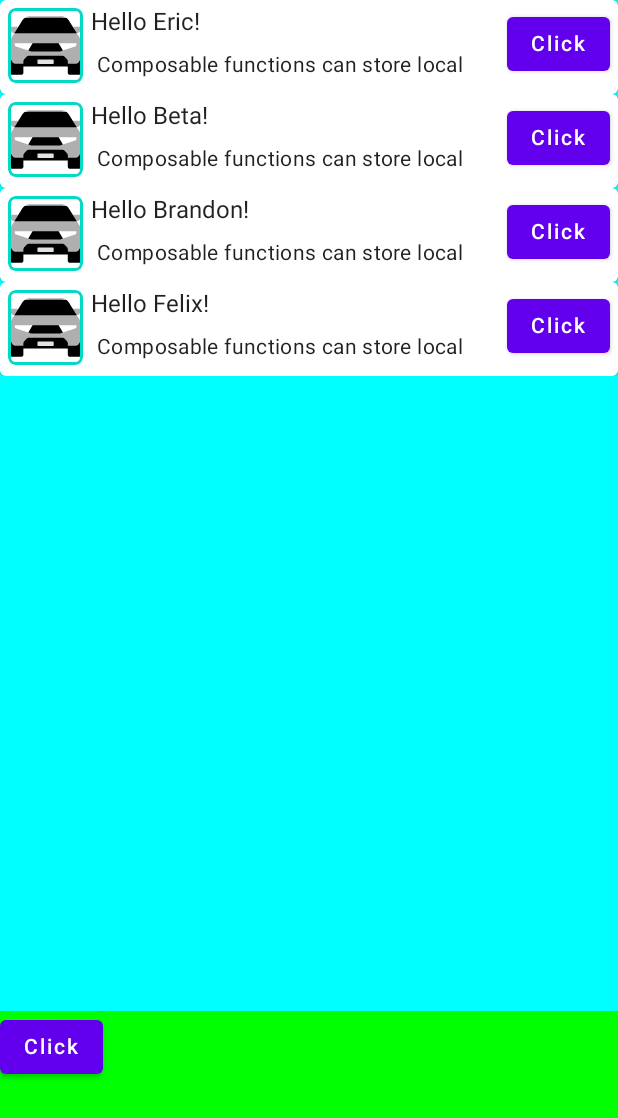
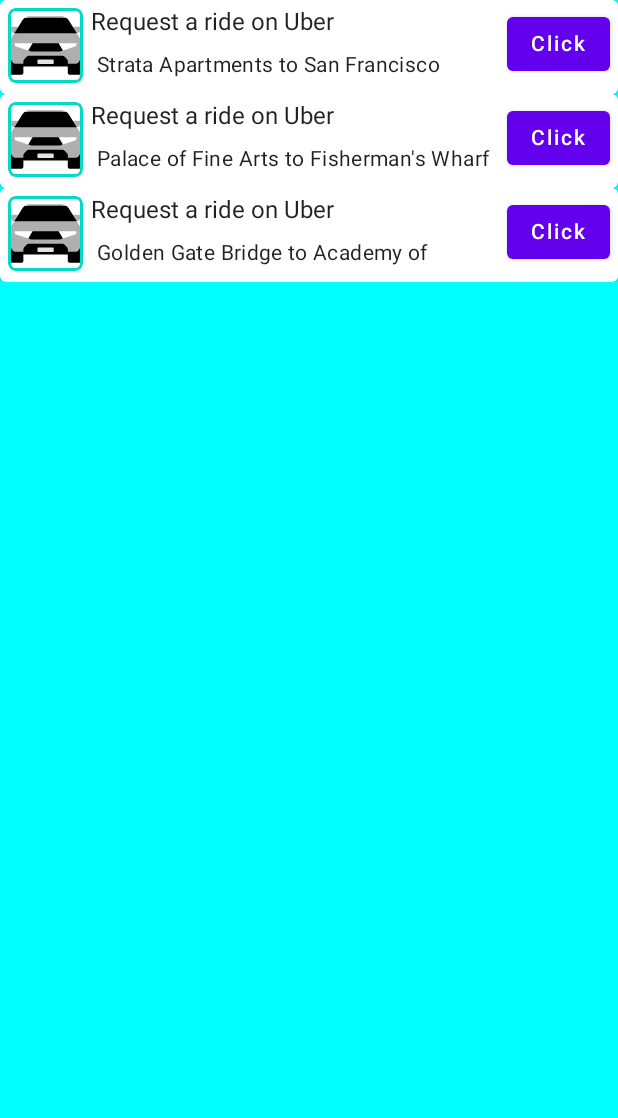
Before and after one commit to Ericliu001/my-compose, an Android app built with Jetpack Compose: the screen it shows after launch (MainActivity), on a phone screen of 412 x 824 dp. Shown: the top 1118 px of the screen. Run offline under Robolectric (Android 15) with nearby library versions, the phone set to English and light mode, and no system bars.

Commit message:
list works

```diff
--- a/app/src/main/java/com/example/mycompose/MainActivity.kt
+++ b/app/src/main/java/com/example/mycompose/MainActivity.kt
@@ -56,54 +56,45 @@ class MainActivity : ComponentActivity() {
 
 
 @Composable
-fun Container(buttonClicked: () -> Unit) {
+fun Container(buttonClicked: (Uri) -> Unit) {
     Column {
         Box(
             modifier = Modifier
                 .weight(1f)
                 .background(Color.Cyan)
         ) {
-            Conversation(buttonClicked)
-        }
-
-        Box(
-            modifier = Modifier
-                .height(150.dp)
-                .fillMaxWidth()
-                .background(Color.Green)
-        ) {
-            RequestButton(buttonClicked)
+            QuickNavigationList(buttonClicked)
         }
     }
 }
 
 
 @Composable
-fun RequestButton(buttonClicked: () -> Unit) {
+fun RequestButton(uri: Uri, buttonClicked: (Uri) -> Unit) {
     Button(
         modifier = Modifier.wrapContentSize(),
-        onClick = { buttonClicked() }) {
+        onClick = { buttonClicked(uri) }) {
         Text(text = "Click")
     }
 }
 
 
 @Composable
-fun Conversation(buttonClicked: () -> Unit) {
+fun QuickNavigationList(buttonClicked: (Uri) -> Unit) {
     LazyColumn {
 //        for (i in 0..4) {
 //            item {
 //                Greeting(name = "Eric")
 //            }
 //        }
-        items(listOf("Eric", "Beta", "Brandon", "Felix")) { element ->
-            Greeting(name = element, buttonClicked)
+        items(NavigationRepository().getNavigations()) { element ->
+            ShowQuickNavigation(quickNavigation = element, buttonClicked)
         }
     }
 }
 
 @Composable
-fun Greeting(name: String, buttonClicked: () -> Unit) {
+fun ShowQuickNavigation(quickNavigation: QuickNavigation, buttonClicked: (Uri) -> Unit) {
 
     var isExpanded by remember {
         mutableStateOf(false)
@@ -137,7 +128,7 @@ fun Greeting(name: String, buttonClicked: () -> Unit) {
                 .weight(1f)
                 .clickable { isExpanded = !isExpanded }) {
                 Text(
-                    text = "Hello $name!",
+                    text = quickNavigation.title,
                     style = typography.body1
                 )
 
@@ -148,11 +139,11 @@ fun Greeting(name: String, buttonClicked: () -> Unit) {
                     style = typography.body2,
                     modifier = Modifier.padding(4.dp),
                     maxLines = if (isExpanded) Int.MAX_VALUE else 1,
-                    text = "Composable functions can store local state in memory by using remember, and track changes to the value passed to mutableStateOf. Composables (and its children) using this state will get redrawn automatically when the value is updated. We call this recomposition.",
+                    text = quickNavigation.body,
                 )
             }
 
-            RequestButton(buttonClicked)
+            RequestButton(quickNavigation.uri, buttonClicked)
         }
     }
 }
--- /dev/null
+++ b/app/src/main/java/com/example/mycompose/NavigationRepository.kt
@@ -0,0 +1,30 @@
+package com.example.mycompose
+
+import android.net.Uri
+
+class NavigationRepository {
+    fun getNavigations(): List<QuickNavigation> {
+        return listOf(
+            QuickNavigation(
+                image = R.drawable.ic_badgessuvblack,
+                "Request a ride on Uber",
+                "Strata Apartments to San Francisco Marriott Marquis",
+                Uri.parse("https://m.uber.com/looking?drop%5B0%5D=%7B%22id%22%3A%22c8a04f89-375e-7cba-9545-b32f554276b4%22%2C%22addressLine1%22%3A%22San%20Francisco%20Marriott%20Marquis%22%2C%22addressLine2%22%3A%22780%20Mission%20St%2C%20San%20Francisco%2C%20California%22%2C%22provider%22%3A%22uber_places%22%2C%22locale%22%3A%22en-US%22%2C%22latitude%22%3A37.785023%2C%22longitude%22%3A-122.40481%7D&pickup=%7B%22label%22%3A%22%22%2C%22addressLine1%22%3A%22Strata%20Apartments%22%2C%22addressLine2%22%3A%22555%20Mission%20Rock%20St%2C%20San%20Francisco%2C%20California%22%2C%22latitude%22%3A37.7728338%2C%22longitude%22%3A-122.3906821%7D&state=i81t62qYnGa2ys8TU5Lb-WIMB8e0hraXu6jQHaJfT_M%3D&vehicle=a1111c8c-c720-46c3-8534-2fcdd730040d")
+            ),
+
+            QuickNavigation(
+                image = R.drawable.profile_picture,
+                "Request a ride on Uber",
+                "Palace of Fine Arts to Fisherman's Wharf",
+                Uri.parse("https://m.uber.com/looking?drop%5B0%5D=%7B%22id%22%3A%22ChIJueOuefqAhYARapAU-YtbztA%22%2C%22addressLine1%22%3A%22Fisherman%27s%20Wharf%22%2C%22addressLine2%22%3A%22San%20Francisco%2C%20CA%22%2C%22provider%22%3A%22google_places%22%2C%22locale%22%3A%22en%22%2C%22latitude%22%3A37.8071509%2C%22longitude%22%3A-122.4155954%7D&pickup=%7B%22id%22%3A%22ChIJgUYUENWGhYAR9awaWIrbYOk%22%2C%22addressLine1%22%3A%22The%20Palace%20Of%20Fine%20Arts%22%2C%22addressLine2%22%3A%223601%20Lyon%20St%2C%20San%20Francisco%2C%20CA%22%2C%22provider%22%3A%22google_places%22%2C%22locale%22%3A%22en%22%2C%22latitude%22%3A37.801577%2C%22longitude%22%3A-122.4477802%7D&state=i81t62qYnGa2ys8TU5Lb-WIMB8e0hraXu6jQHaJfT_M%3D&vehicle=a1111c8c-c720-46c3-8534-2fcdd730040d")
+            ),
+
+            QuickNavigation(
+                image = R.drawable.ic_badgessuvblack,
+                "Request a ride on Uber",
+                "Golden Gate Bridge to Academy of Science",
+                Uri.parse("https://m.uber.com/looking?drop%5B0%5D=%7B%22id%22%3A%22ChIJGaZ-9eB9j4ARqGe7yh7Jm0Y%22%2C%22addressLine1%22%3A%22Academy%20of%20Arts%20and%20Sciences%22%2C%22addressLine2%22%3A%22555%20Portola%20Dr%2C%20San%20Francisco%2C%20CA%22%2C%22provider%22%3A%22google_places%22%2C%22locale%22%3A%22en%22%2C%22latitude%22%3A37.745959200107855%2C%22longitude%22%3A-122.44973236689677%7D&pickup=%7B%22id%22%3A%22ChIJw____96GhYARCVVwg5cT7c0%22%2C%22addressLine1%22%3A%22Golden%20Gate%20Bridge%22%2C%22addressLine2%22%3A%22San%20Francisco%2C%20CA%22%2C%22provider%22%3A%22google_places%22%2C%22locale%22%3A%22en%22%2C%22latitude%22%3A37.8199286%2C%22longitude%22%3A-122.4782551%7D&state=i81t62qYnGa2ys8TU5Lb-WIMB8e0hraXu6jQHaJfT_M%3D&vehicle=a1111c8c-c720-46c3-8534-2fcdd730040d")
+            ),
+        )
+    }
+}
--- /dev/null
+++ b/app/src/main/java/com/example/mycompose/QuickNavigation.kt
@@ -0,0 +1,10 @@
+package com.example.mycompose
+
+import android.net.Uri
+
+data class QuickNavigation(
+    val image: Int? = null,
+    val title: String,
+    val body: String,
+    val uri: Uri
+)
```
